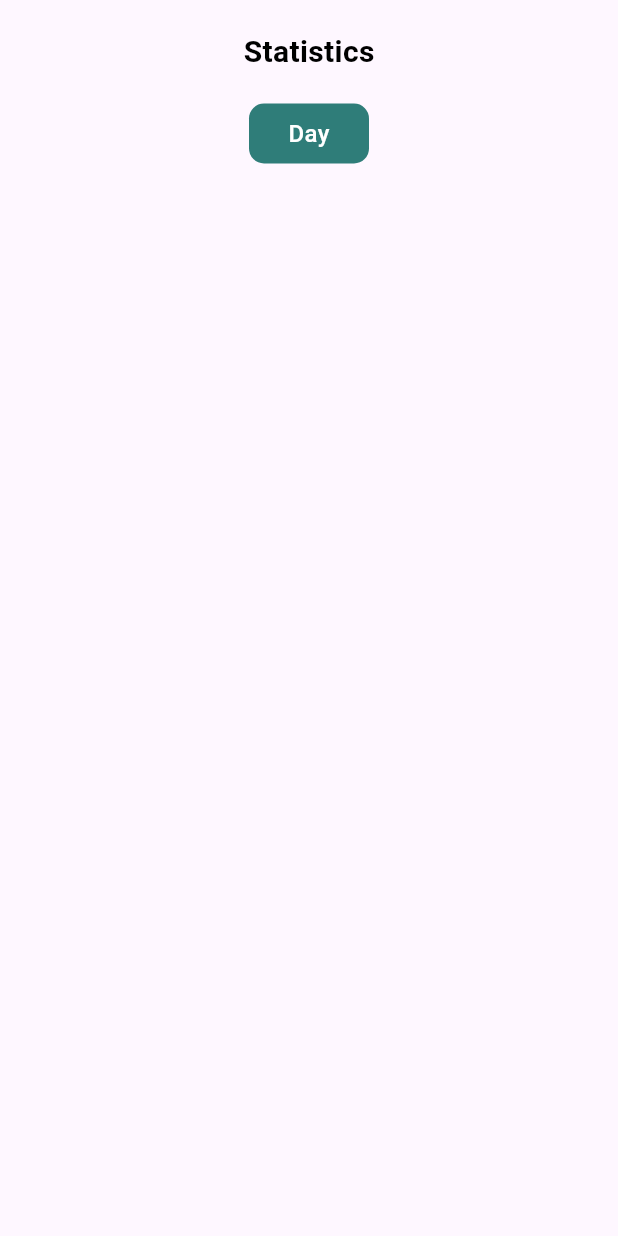
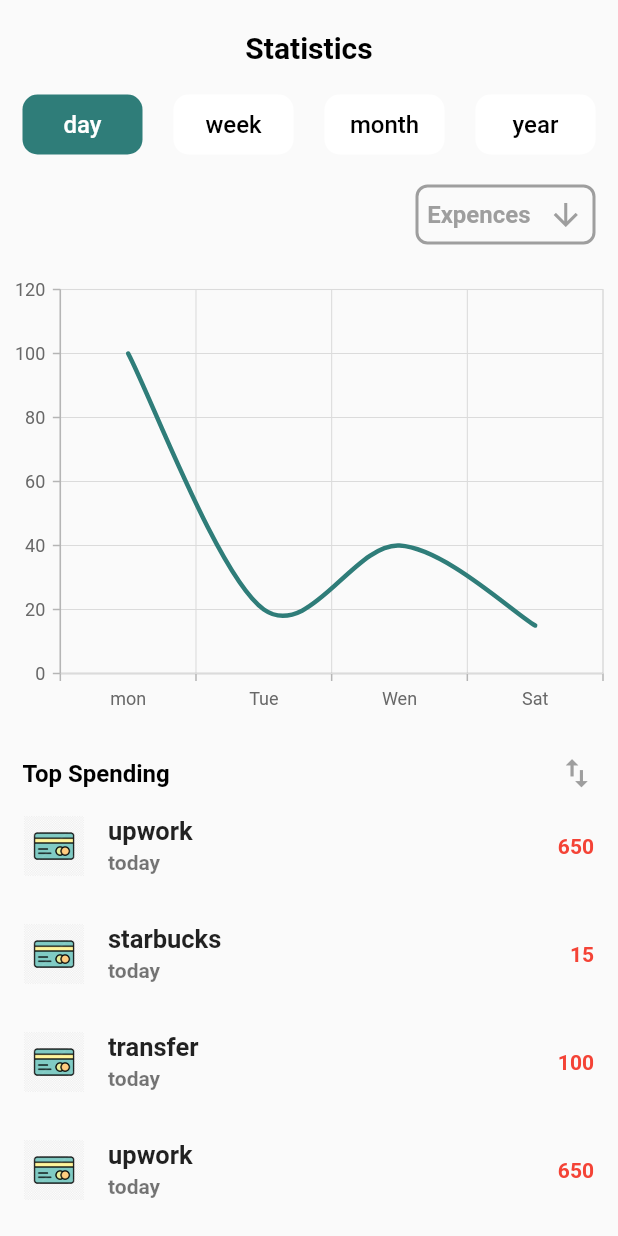
Before and after one commit to aboulmagdApp/flutter_finance_app, a Flutter app: the Statistics screen opened directly, on a phone screen of 412 x 824 dp. Run offline on Flutter 3.47's test engine with Material 3 defaults, Android fonts, the phone set to English and light mode, and no system bars; our stand-ins replace syncfusion_flutter_charts.

Commit message:
add statistics and expenses item

```diff
--- a/lib/main.dart
+++ b/lib/main.dart
@@ -1,7 +1,7 @@
 import 'package:flutter/material.dart';
 
-import 'screens/home.dart';
 import 'screens/statistics.dart';
+import 'widgets/menu_bottom.dart';
 
 void main() {
   runApp(const MyApp());
@@ -15,9 +15,9 @@ class MyApp extends StatelessWidget {
   Widget build(BuildContext context) {
     return MaterialApp(
       title: 'Flutter Demo',
-      theme: ThemeData(useMaterial3: true),
+      theme: ThemeData(useMaterial3: false),
       home: const Scaffold(
-        body: Statistics(),
+        body: MenuBottom(),
       ),
     );
   }
--- /dev/null
+++ b/lib/model/sales.dart
@@ -0,0 +1,5 @@
+class Sales {
+  final int sales;
+  final String year;
+  Sales(this.sales, this.year);
+}
--- a/lib/screens/statistics.dart
+++ b/lib/screens/statistics.dart
@@ -1,3 +1,5 @@
+import 'package:finance_app/utils.dart';
+import 'package:finance_app/widgets/chart.dart';
 import 'package:flutter/material.dart';
 
 class Statistics extends StatefulWidget {
@@ -8,6 +10,7 @@ class Statistics extends StatefulWidget {
 }
 
 class _StatisticsState extends State<Statistics> {
+  int indexcolor = 0;
   @override
   Widget build(BuildContext context) {
     return Scaffold(
@@ -29,24 +32,139 @@ class _StatisticsState extends State<Statistics> {
               const SizedBox(
                 height: 20,
               ),
-              Container(
+              Padding(
+                padding: const EdgeInsets.symmetric(horizontal: 15),
+                child: Row(
+                  mainAxisAlignment: MainAxisAlignment.spaceBetween,
+                  children: [
+                    ...List.generate(4, (index) {
+                      return GestureDetector(
+                        onTap: () {
+                          setState(() {
+                            indexcolor = index;
+                          });
+                        },
+                        child: Container(
                           height: 40,
                           width: 80,
                           alignment: Alignment.center,
                           decoration: BoxDecoration(
-                    color: const Color.fromARGB(255, 47, 125, 121),
+                              color: indexcolor == index
+                                  ? const Color.fromARGB(255, 47, 125, 121)
+                                  : Colors.white,
                               borderRadius: BorderRadius.circular(10)),
-                child: const Text(
-                  'Day',
+                          child: Text(
+                            Utils.timeUnits[index],
                             style: TextStyle(
                               fontWeight: FontWeight.w500,
                               fontSize: 16,
-                    color: Colors.white,
+                              color: indexcolor == index
+                                  ? Colors.white
+                                  : Colors.black,
                             ),
+                          ),
+                        ),
+                      );
+                    }),
+                  ],
+                ),
+              ),
+              const SizedBox(
+                height: 20,
+              ),
+              Padding(
+                padding: const EdgeInsets.symmetric(horizontal: 15),
+                child: Row(
+                  mainAxisAlignment: MainAxisAlignment.end,
+                  children: [
+                    Container(
+                      width: 120,
+                      height: 40,
+                      decoration: BoxDecoration(
+                        border: Border.all(
+                          color: Colors.grey,
+                          width: 2,
+                        ),
+                        borderRadius: BorderRadius.circular(8),
+                      ),
+                      child: const Row(
+                          mainAxisAlignment: MainAxisAlignment.spaceAround,
+                          children: [
+                            Text(
+                              'Expences',
+                              style: TextStyle(
+                                  color: Colors.grey,
+                                  fontWeight: FontWeight.bold,
+                                  fontSize: 16),
+                            ),
+                            Icon(
+                              Icons.arrow_downward_sharp,
+                              color: Colors.grey,
+                            ),
+                          ]),
+                    )
+                  ],
+                ),
+              ),
+              const SizedBox(
+                height: 20,
+              ),
+              const Chart(),
+              const SizedBox(
+                height: 20,
+              ),
+              const Padding(
+                padding: EdgeInsets.symmetric(horizontal: 15),
+                child: Row(
+                  mainAxisAlignment: MainAxisAlignment.spaceBetween,
+                  children: [
+                    Text(
+                      'Top Spending',
+                      style: TextStyle(
+                          color: Colors.black,
+                          fontWeight: FontWeight.bold,
+                          fontSize: 16),
+                    ),
+                    Icon(
+                      Icons.swap_vert,
+                      size: 25,
+                      color: Colors.grey,
+                    )
+                  ],
                 ),
               )
             ]),
-          )
+          ),
+          SliverList(
+              delegate: SliverChildBuilderDelegate(
+            (context, index) {
+              return ListTile(
+                leading: Image.asset(
+                  'images/${Utils.geter()[index].image!}',
+                  height: 40,
+                ),
+                title: Text(
+                  Utils.geter()[index].name!,
+                  style: const TextStyle(
+                    fontWeight: FontWeight.w600,
+                    fontSize: 17,
+                  ),
+                ),
+                subtitle: Text(
+                  Utils.geter()[index].time!,
+                  style: const TextStyle(
+                    fontWeight: FontWeight.w600,
+                  ),
+                ),
+                trailing: Text(
+                  Utils.geter()[index].fee!,
+                  style: const TextStyle(
+                      fontWeight: FontWeight.bold, color: Colors.red),
+                ),
+              );
+            },
+            childCount: Utils.geter().length,
+          ))
         ],
       ),
     ));
--- a/lib/utils.dart
+++ b/lib/utils.dart
@@ -37,4 +37,6 @@ class Utils {
       transfer
     ];
   }
+
+  static List timeUnits = ['day', 'week', 'month', 'year'];
 }
--- /dev/null
+++ b/lib/widgets/chart.dart
@@ -0,0 +1,37 @@
+import 'package:finance_app/model/sales.dart';
+import 'package:flutter/material.dart';
+import 'package:syncfusion_flutter_charts/charts.dart';
+
+class Chart extends StatefulWidget {
+  const Chart({super.key});
+
+  @override
+  State<Chart> createState() => _ChartState();
+}
+
+class _ChartState extends State<Chart> {
+  @override
+  Widget build(BuildContext context) {
+    return SizedBox(
+      width: double.infinity,
+      height: 300,
+      child: SfCartesianChart(
+        primaryXAxis: const CategoryAxis(),
+        series: <SplineSeries<Sales, String>>[
+          SplineSeries<Sales, String>(
+            color: const Color.fromARGB(255, 47, 125, 121),
+            width: 3,
+            dataSource: <Sales>[
+              Sales(100, 'mon'),
+              Sales(20, 'Tue'),
+              Sales(40, 'Wen'),
+              Sales(15, 'Sat'),
+            ],
+            xValueMapper: (Sales sales, _) => sales.year,
+            yValueMapper: (Sales sales, _) => sales.sales,
+          )
+        ],
+      ),
+    );
+  }
+}
```
Also changed, not shown: lib/screens/add_screen.dart (added, +270 -0 lines), lib/screens/home.dart (+20 -20 lines), lib/widgets/menu_bottom.dart (added, +103 -0 lines), pubspec.yaml (+4 -3 lines), images/Education.png (added), images/Food.png (added), images/Transfer.png (added), images/Transportation.png (added), pubspec.lock, 11 other files. Lines whose indentation alone changed are shown as unchanged.
